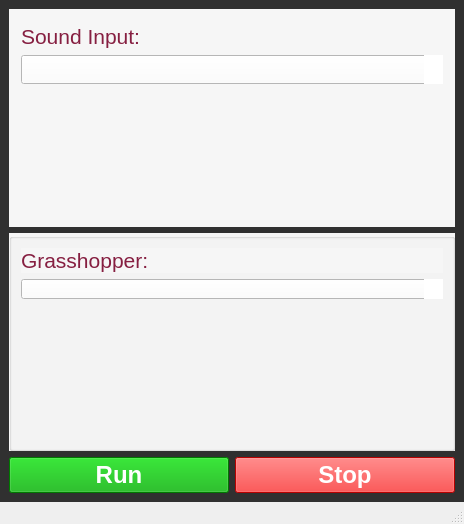
Above: gui.ui from cuehling/acoustic-architecture before the change. Below: the same form after it.
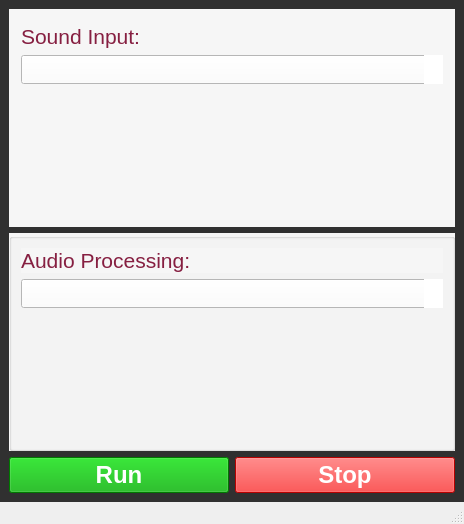
That is the form after the change.

Commit message: Grasshopper Folder now worksgit add .! :D

What changed in the file:
```diff
--- a/gui.ui
+++ b/gui.ui
@@ -101,7 +101,7 @@
 }</string>
          </property>
          <property name="text">
-          <string>Grasshopper:</string>
+          <string>Audio Processing:</string>
          </property>
         </widget>
        </item>
@@ -120,6 +120,12 @@
        </item>
        <item row="1" column="0">
         <widget class="QComboBox" name="gh_input_choice">
+         <property name="font">
+          <font>
+           <pointsize>14</pointsize>
+           <kerning>false</kerning>
+          </font>
+         </property>
          <property name="styleSheet">
           <string notr="true">QComboBox{
 background-color: #FFFFFF;
```
The commit also changes 5 other files.
